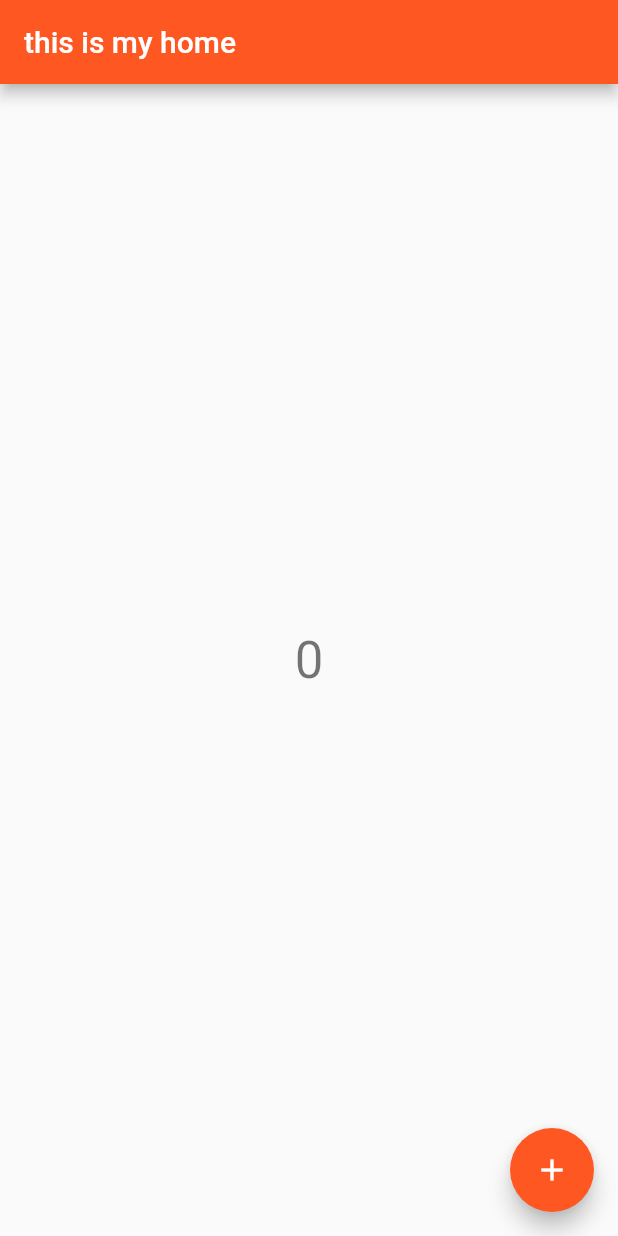
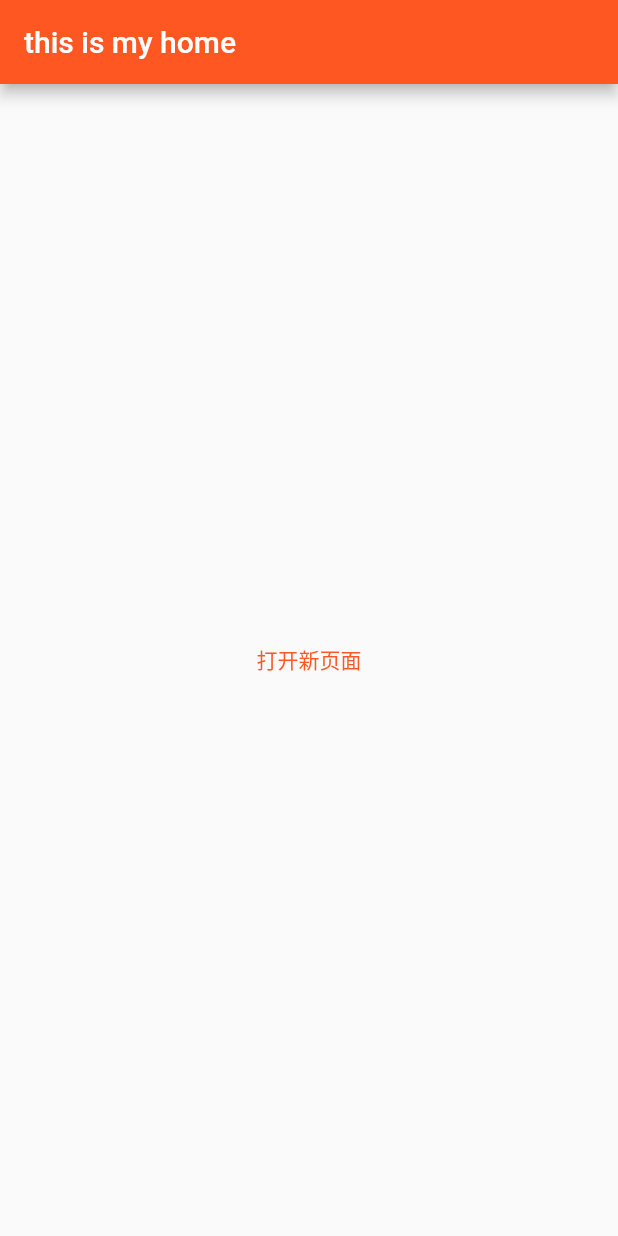
Before and after one commit to lckjcnWq/Smart-Android-SmartQrCode, a Flutter app: the screen it shows after launch, on a phone screen of 412 x 824 dp. Run offline on Flutter 3.47's test engine with Material 2 defaults, Android fonts, the phone set to English and light mode, and no system bars.

Commit message:
fea:   1.添加跳转路由手势

```diff
--- a/lib/main.dart
+++ b/lib/main.dart
@@ -1,4 +1,5 @@
 import 'package:flutter/material.dart';
+import 'CustomWidget.dart';
 
 void main() {
   runApp(const MyApp());
@@ -67,6 +68,18 @@ class _MyHomePageState extends State<MyHomePage> {
   }
 
   @override
+  void reassemble() {
+    print("main_reassemble");
+    super.reassemble();
+  }
+
+  @override
+  void didUpdateWidget(covariant MyHomePage oldWidget) {
+    print("main_didUpdateWidget");
+    super.didUpdateWidget(oldWidget);
+  }
+
+  @override
   void deactivate() {
     print("main_deactivate");
     super.deactivate();
@@ -89,18 +102,14 @@ class _MyHomePageState extends State<MyHomePage> {
         child: Column(
           mainAxisAlignment: MainAxisAlignment.center,
           children: <Widget>[
-            Text(
-              '$_counter',
-              style: Theme.of(context).textTheme.headline4,
-            ),
+           TextButton(onPressed: (){
+             Navigator.push(context, MaterialPageRoute(builder: (context) {
+               return TopBoxA();
+             }));
+           }, child: Text("打开新页面"))
           ],
         ),
       ),
-      floatingActionButton: FloatingActionButton(
-        onPressed: _incrementCounter,
-        tooltip: 'Increment',
-        child: const Icon(Icons.add),
-      ), // This trailing comma makes auto-formatting nicer for build methods.
     );
   }
 }
```
